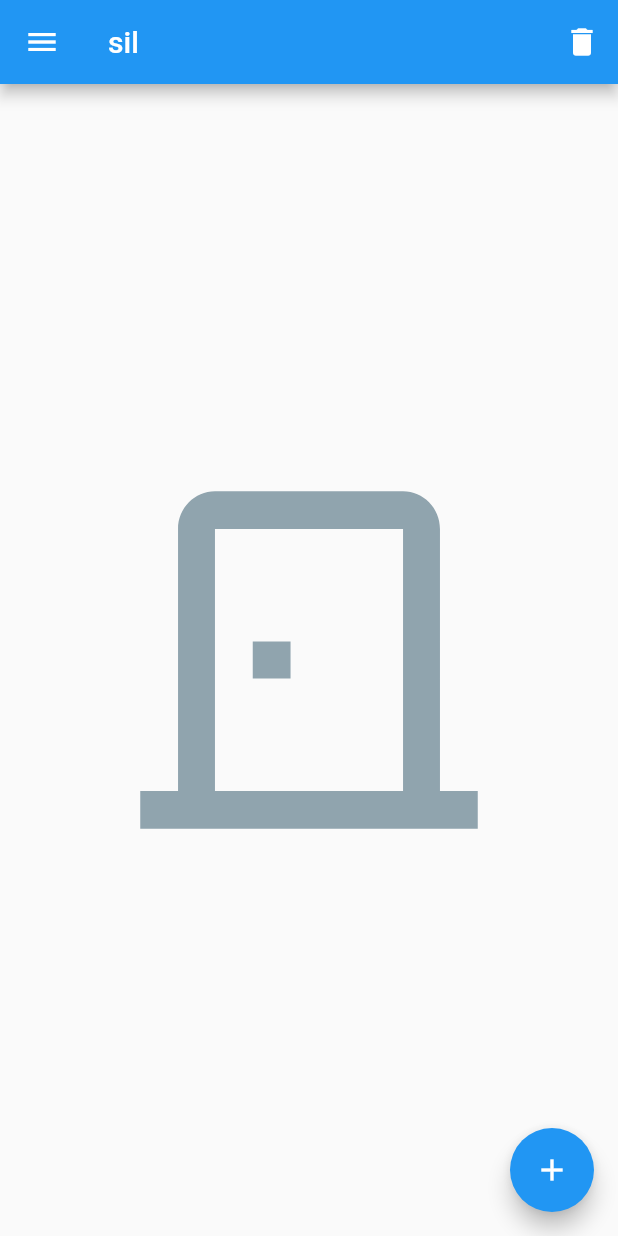
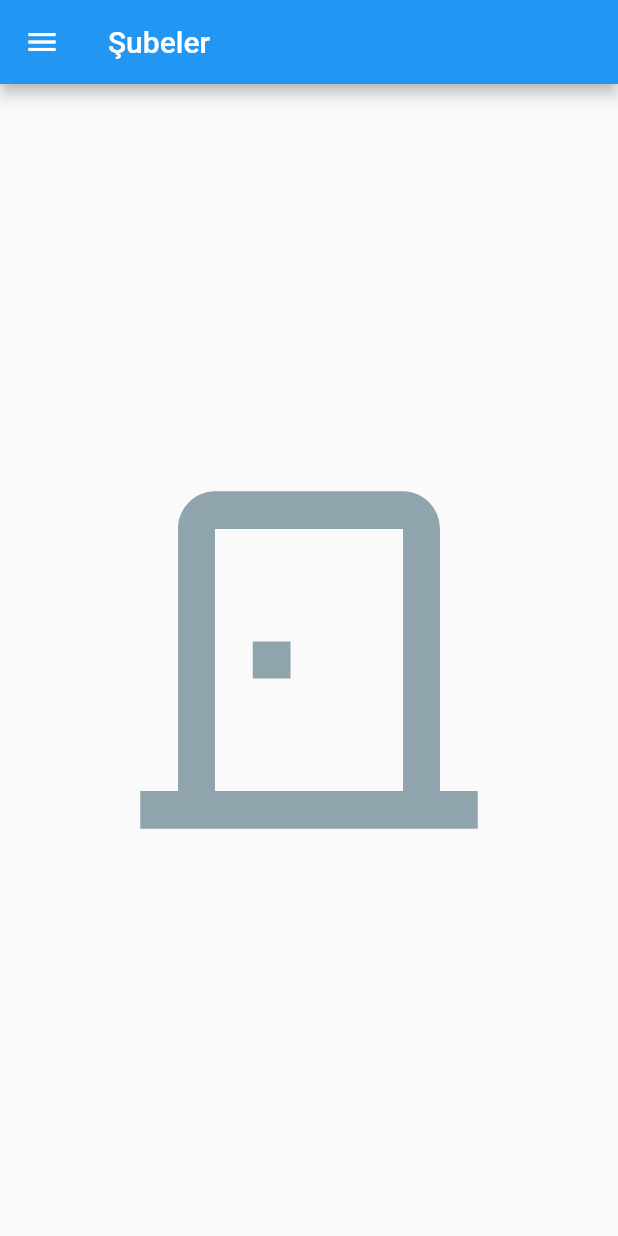
Before and after one commit to merve21c/DersProgrami, a Flutter app: the subeler screen opened directly, on a phone screen of 412 x 824 dp. Run offline on Flutter 3.47's test engine with Material 2 defaults, Android fonts, the phone set to English and light mode, and no system bars; our stand-ins replace cloud_firestore, firebase_auth, firebase_core, fluttertoast; accounts and stored records are empty.

Commit message:
Update şubeler.dart

```diff
--- a/lib/şubeler.dart
+++ b/lib/şubeler.dart
@@ -18,14 +18,7 @@ class _subelerState extends State<subeler> {
   Widget build(BuildContext context) {
     return Scaffold(
         appBar: AppBar(
-            title: Text("sil"),
-            actions: <Widget>[
-              IconButton( icon: Icon(Icons.delete),
-                  onPressed: (){
-                    Navigator.push(context,MaterialPageRoute(builder: (context)=>Ssil()));
-                  }
-              )
-            ]
+            title: Text("Şubeler"),
         ),
         body: Center(
           child: Icon(
@@ -34,15 +27,6 @@ class _subelerState extends State<subeler> {
               size: 300
           ),
         ),
-        floatingActionButton: FloatingActionButton(
-          onPressed: () {
-            Navigator.push(context,
-                MaterialPageRoute(builder: (context) => Sekle()));
-          },
-          child: Icon(Icons.add),
-        ),
-
-
         drawer: Drawer(
           child: ListView(
             padding: EdgeInsets.zero,
```
